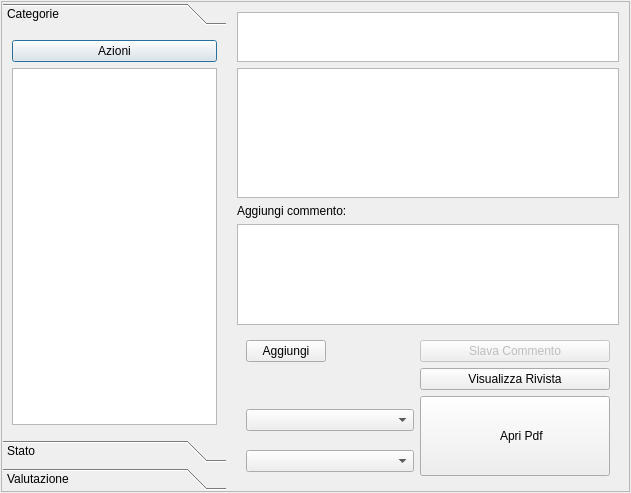
The window that bookmarkgui.ui (simon-r/LeScienze500) describes before a commit, drawn with Qt 5.
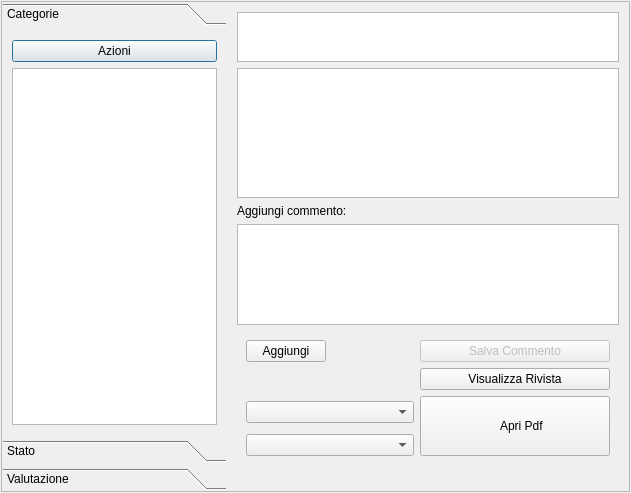
The same window after the commit. Icons and pictures are not drawn.

Commit message: sab 16 ott 2010, 18.39.56, CEST

What changed in the file:
```diff
--- a/bookmarkgui.ui
+++ b/bookmarkgui.ui
@@ -283,25 +283,12 @@
                </property>
               </spacer>
              </item>
-             <item row="6" column="0" colspan="2">
-              <widget class="QComboBox" name="Evaluation">
-               <property name="locale">
-                <locale language="Italian" country="Switzerland"/>
-               </property>
-               <property name="editable">
-                <bool>false</bool>
-               </property>
-              </widget>
-             </item>
-             <item row="7" column="0" colspan="2">
-              <widget class="QComboBox" name="State"/>
-             </item>
-             <item row="6" column="2">
+             <item row="7" column="2">
               <widget class="QPushButton" name="OpenPDF">
                <property name="minimumSize">
                 <size>
                  <width>0</width>
-                 <height>80</height>
+                 <height>60</height>
                 </size>
                </property>
                <property name="text">
@@ -338,10 +325,40 @@
                 <bool>false</bool>
                </property>
                <property name="text">
-                <string>Slava Commento</string>
+                <string>Salva Commento</string>
                </property>
               </widget>
              </item>
+             <item row="12" column="2">
+              <spacer name="verticalSpacer_2">
+               <property name="orientation">
+                <enum>Qt::Vertical</enum>
+               </property>
+               <property name="sizeHint" stdset="0">
+                <size>
+                 <width>20</width>
+                 <height>40</height>
+                </size>
+               </property>
+              </spacer>
+             </item>
+             <item row="7" column="0" rowspan="2" colspan="2">
+              <layout class="QVBoxLayout" name="verticalLayout_4">
+               <item>
+                <widget class="QComboBox" name="Evaluation">
+                 <property name="locale">
+                  <locale language="Italian" country="Switzerland"/>
+                 </property>
+                 <property name="editable">
+                  <bool>false</bool>
+                 </property>
+                </widget>
+               </item>
+               <item>
+                <widget class="QComboBox" name="State"/>
+               </item>
+              </layout>
+             </item>
             </layout>
            </widget>
           </item>
```
